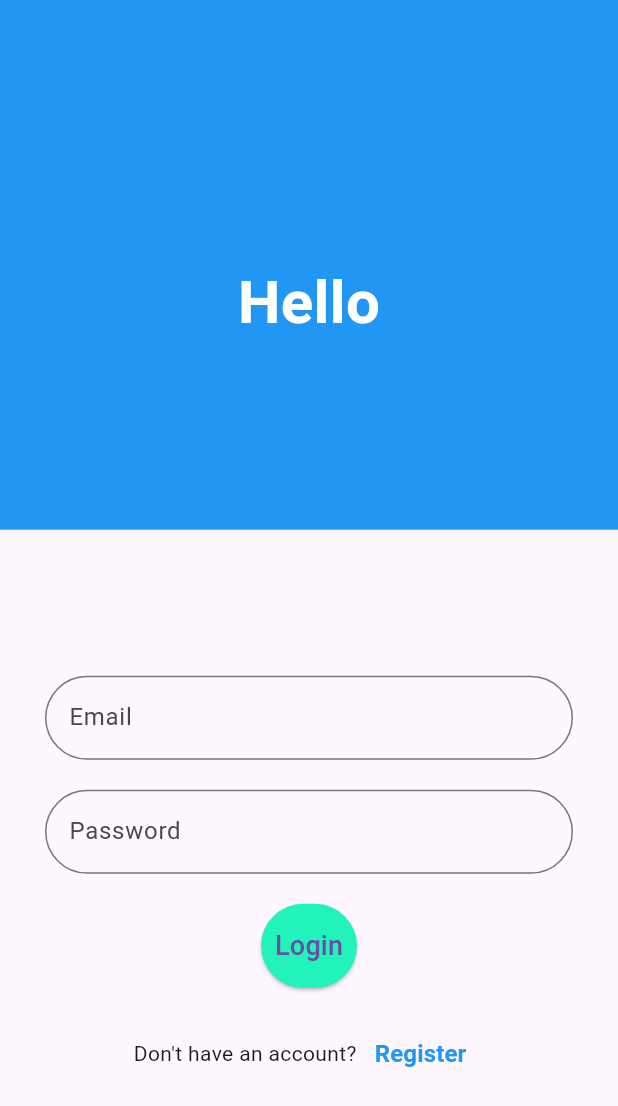
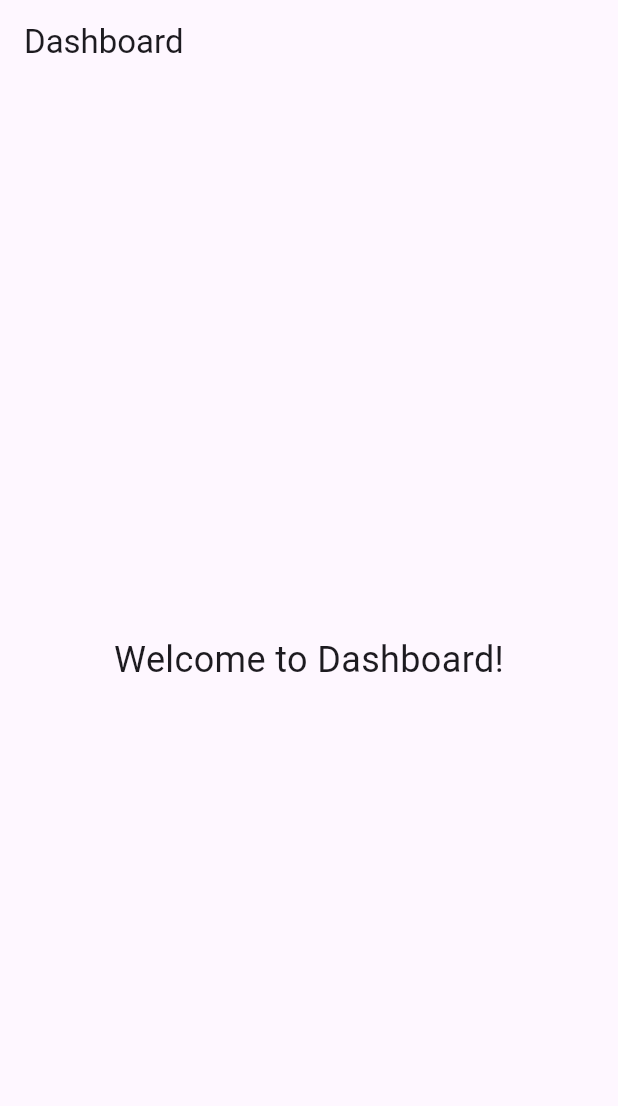
Before and after one commit to IntanAprln/project_progmob, a Flutter app: the screen it shows after launch, after a tap on "Login", on a phone screen of 412 x 824 dp. Shown: the top 1106 px of the screen. Run offline on Flutter 3.47's test engine with Material 3 defaults, Android fonts, the light colour scheme and no system bars.

Commit message:
Update main.dart

```diff
--- a/lib/main.dart
+++ b/lib/main.dart
@@ -8,8 +8,9 @@ class MyApp extends StatelessWidget {
   @override
   Widget build(BuildContext context) {
     return MaterialApp(
-      title: 'Pemrograman Mobile',
+      title: 'Login and Register Demo',
       theme: ThemeData(
+        primarySwatch: Colors.blue,
         visualDensity: VisualDensity.adaptivePlatformDensity,
       ),
       home: LoginRegisterScreen(),
@@ -18,8 +19,6 @@ class MyApp extends StatelessWidget {
 }
 
 class LoginRegisterScreen extends StatelessWidget {
-  get assets => null;
-
   @override
   Widget build(BuildContext context) {
     return Scaffold(
@@ -29,7 +28,7 @@ class LoginRegisterScreen extends StatelessWidget {
           Expanded(
             flex: 3,
             child: Container(
-              color: Colors.blue,
+              color: Color.fromARGB(255, 255, 0, 0),
               child: Column(
                 mainAxisAlignment: MainAxisAlignment.center,
                 children: [
@@ -47,7 +46,7 @@ class LoginRegisterScreen extends StatelessWidget {
             ),
           ),
           Expanded(
-           flex: 4,
+            flex: 4,
             child: Padding(
               padding: EdgeInsets.symmetric(horizontal: 30),
               child: Column(
@@ -56,6 +55,7 @@ class LoginRegisterScreen extends StatelessWidget {
                   TextField(
                     decoration: InputDecoration(
                       labelText: 'Email',
+                      prefixIcon: Icon(Icons.email),
                       border: OutlineInputBorder(
                         borderRadius: BorderRadius.circular(30),
                       ),
@@ -66,6 +66,7 @@ class LoginRegisterScreen extends StatelessWidget {
                     obscureText: true,
                     decoration: InputDecoration(
                       labelText: 'Password',
+                      prefixIcon: Icon(Icons.lock),
                       border: OutlineInputBorder(
                         borderRadius: BorderRadius.circular(30),
                       ),
@@ -75,9 +76,16 @@ class LoginRegisterScreen extends StatelessWidget {
                   ElevatedButton(
                     onPressed: () {
                       // Tambahkan logika untuk login di sini
+                      // Misalnya, jika login berhasil, navigasikan ke halaman dashboard
+                      Navigator.pushReplacement(
+                        context,
+                        MaterialPageRoute(
+                            builder: (context) => DashboardScreen()),
+                      );
                     },
                     style: ElevatedButton.styleFrom(
-                      padding: EdgeInsets.symmetric(vertical: 15), backgroundColor: Color.fromARGB(255, 33, 243, 187),
+                      padding: EdgeInsets.symmetric(vertical: 15),
+                      backgroundColor: Color.fromARGB(255, 33, 243, 187),
                       shape: RoundedRectangleBorder(
                         borderRadius: BorderRadius.circular(30),
                       ),
@@ -96,7 +104,8 @@ class LoginRegisterScreen extends StatelessWidget {
                         onPressed: () {
                           Navigator.push(
                             context,
-                            MaterialPageRoute(builder: (context) => RegisterScreen()),
+                            MaterialPageRoute(
+                                builder: (context) => RegisterScreen()),
                           );
                         },
                         child: Text(
@@ -104,7 +113,7 @@ class LoginRegisterScreen extends StatelessWidget {
                           style: TextStyle(
                             fontSize: 16,
                             fontWeight: FontWeight.bold,
-                            color: Colors.blue,
+                            color: const Color.fromARGB(255, 243, 33, 33),
                           ),
                         ),
                       ),
@@ -159,7 +168,8 @@ class RegisterScreen extends StatelessWidget {
                 // Tambahkan logika untuk registrasi di sini
               },
               style: ElevatedButton.styleFrom(
-                padding: EdgeInsets.symmetric(vertical: 15), backgroundColor: const Color.fromARGB(255, 33, 243, 184),
+                padding: EdgeInsets.symmetric(vertical: 15),
+                backgroundColor: const Color.fromARGB(255, 33, 243, 184),
                 shape: RoundedRectangleBorder(
                   borderRadius: BorderRadius.circular(30),
                 ),
@@ -175,3 +185,20 @@ class RegisterScreen extends StatelessWidget {
     );
   }
 }
+
+class DashboardScreen extends StatelessWidget {
+  @override
+  Widget build(BuildContext context) {
+    return Scaffold(
+      appBar: AppBar(
+        title: Text('Dashboard'),
+      ),
+      body: Center(
+        child: Text(
+          'Welcome to Dashboard!',
+          style: TextStyle(fontSize: 24),
+        ),
+      ),
+    );
+  }
+}
```
